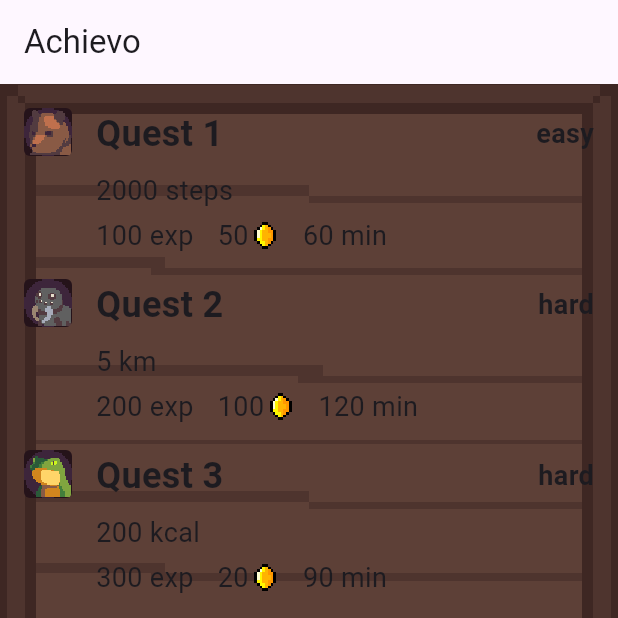
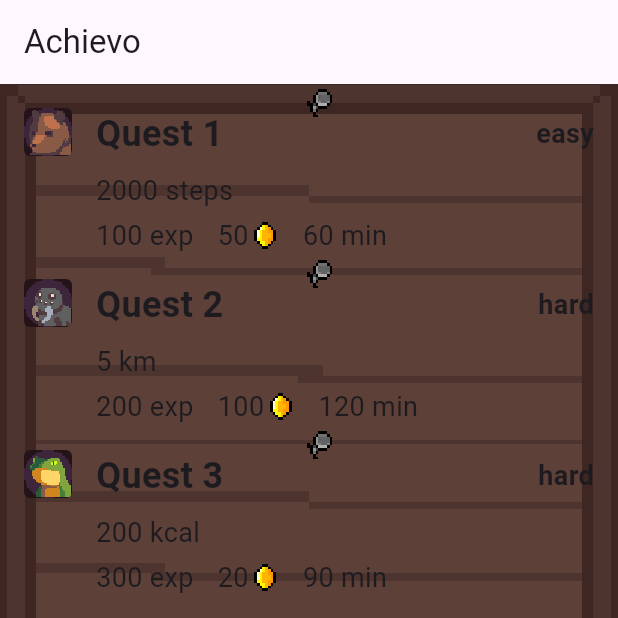
Before and after one commit to kerfuffin/hackyeah, a Flutter app: the screen it shows after launch, on a phone screen of 412 x 824 dp, the top half of it. Run offline on Flutter 3.47's test engine with Material 3 defaults, Android fonts, the phone set to English and light mode, and no system bars; our stand-ins replace firebase_auth, firebase_core, flutter_animate, fluttertoast, google_sign_in, shared_preferences; missing offline and left inert: nes_ui; accounts and stored records are empty.

Commit message:
Added nails on top of quests

```diff
--- a/achievo/lib/views/quest_list.dart
+++ b/achievo/lib/views/quest_list.dart
@@ -57,15 +57,19 @@ class _QuestListState extends State<QuestList> {
   Widget questCard(int index, Quest quest) {
   return GestureDetector(
     onTap: () {
-        _showQuestDetails(context, quest); // Wywołaj pop-up z szczegółami questu
+      _showQuestDetails(context, quest); // Show quest details pop-up
     },
     child: NesContainer(
-        backgroundColor: Color.fromRGBO(238, 231, 215, 1.0),
+      backgroundColor: const Color.fromRGBO(238, 231, 215, 1.0),
       padding: const EdgeInsets.all(16.0),
-        child: Row(
+      child: Stack(
+        clipBehavior: Clip.none, // Allows content to overflow the card boundaries
+        children: [
+          // Main card layout
+          Row(
             crossAxisAlignment: CrossAxisAlignment.start,
             children: [
-            // Ikona (square icon taking full height)
+              // Quest icon (square icon taking full height)
               NesContainer(
                 width: 100,
                 height: 100,
@@ -80,12 +84,12 @@ class _QuestListState extends State<QuestList> {
                 ),
               ),
               const SizedBox(width: 16),
-            // Szczegóły zadania
+              // Quest details
               Expanded(
                 child: Column(
                   crossAxisAlignment: CrossAxisAlignment.start,
                   children: [
-                  // Quest name
+                    // Quest name and level
                     Row(
                       mainAxisAlignment: MainAxisAlignment.spaceBetween,
                       children: [
@@ -106,12 +110,13 @@ class _QuestListState extends State<QuestList> {
                       ],
                     ),
                     const SizedBox(height: 8),
-                  // Cele
+                    // Objectives
                     Text(
-                    '${quest.objectives}',
+                      quest.objectives,
                       style: const TextStyle(fontSize: 18),
                     ),
                     const SizedBox(height: 4),
+                    // Rewards and time limit
                     Row(
                       children: [
                         Text(
@@ -130,7 +135,6 @@ class _QuestListState extends State<QuestList> {
                               width: 18,
                               height: 18,
                               decoration: const BoxDecoration(
-                              shape: BoxShape.rectangle,
                                 image: DecorationImage(
                                   image: AssetImage('assets/images/coin.png'),
                                   fit: BoxFit.fitHeight,
@@ -152,9 +156,30 @@ class _QuestListState extends State<QuestList> {
               ),
             ],
           ),
+          // Single nail image in the center of the top
+          Positioned(
+            top: -20,  // Adjusts vertical positioning to be above the card
+            left: 0,
+            right: -20,  // Center the nail by setting both `left` and `right` to 0
+            child: Align(
+              alignment: Alignment.topCenter,  // Ensures the nail is centered
+              child: SizedBox(
+                width: 30,  // Nail size (you can adjust this as needed)
+                height: 30,
+                child: Image.asset(
+                  'assets/images/nail.png',  // Replace with your nail image path
+                  fit: BoxFit.contain,  // Ensures the nail scales properly within the size box
+                  filterQuality: FilterQuality.none,
+                ),
+              ),
+            ),
+          ),
+        ],
+      ),
     ),
     );
   }
+
 
   // Funkcja do wyświetlania szczegółów questu
   void _showQuestDetails(BuildContext context, Quest quest) {
```
Lines whose indentation alone changed are shown as unchanged.
